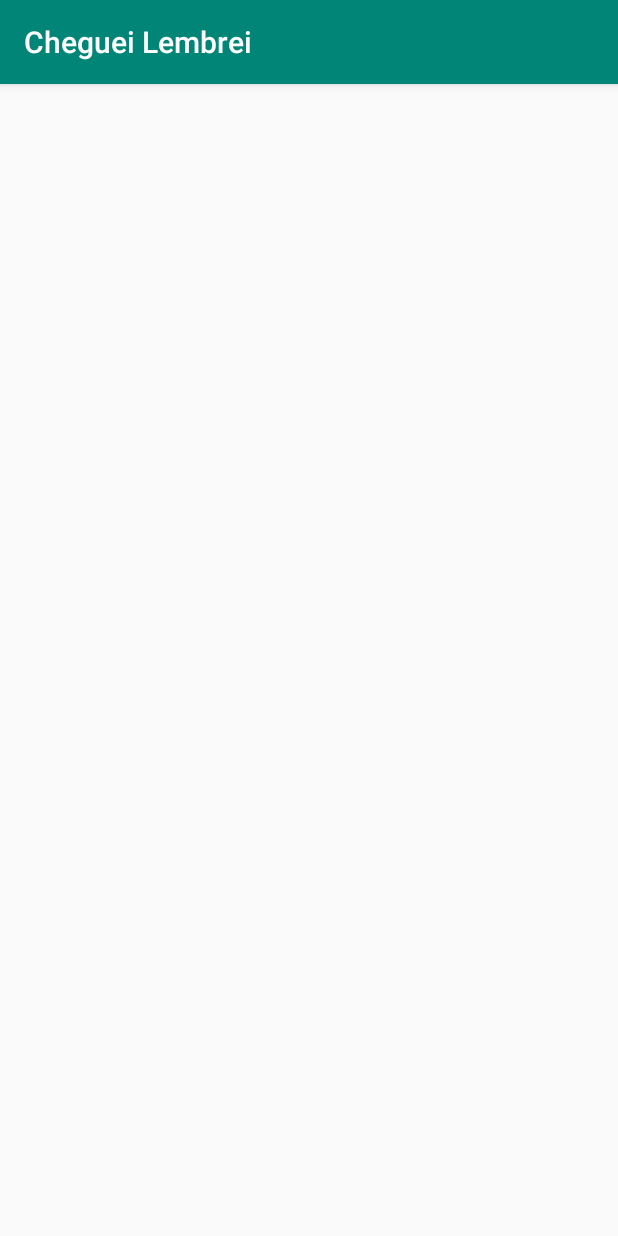
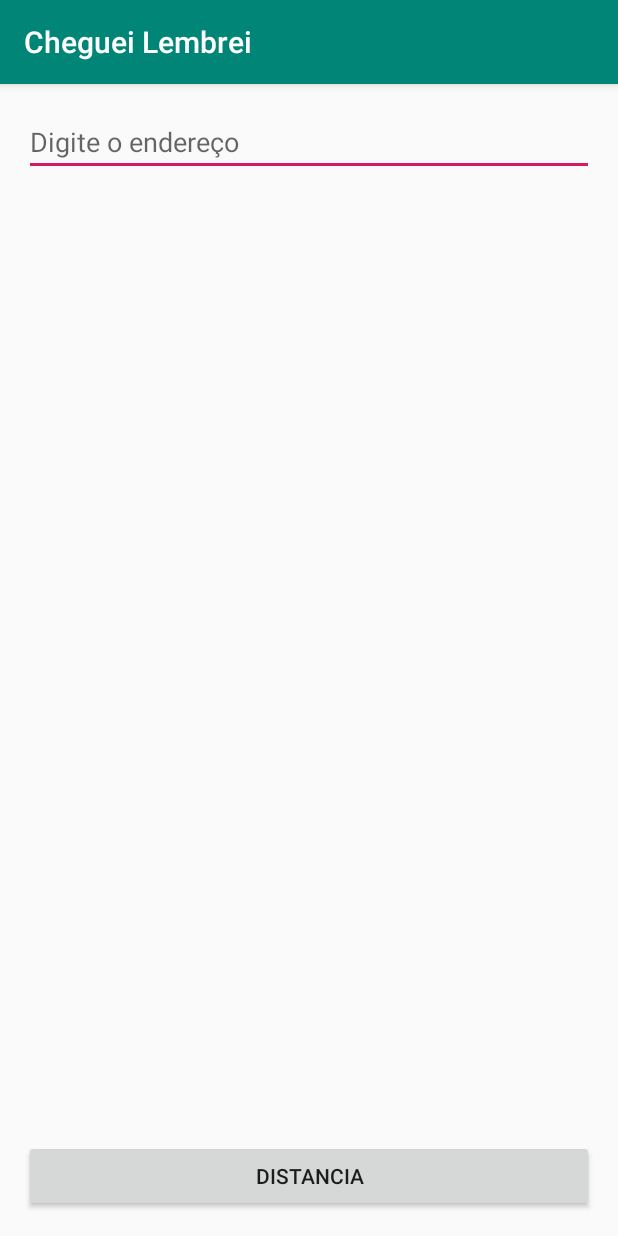
Before and after one commit to rodriguesv2/arrived-remembered, an Android app: the screen it shows after launch (TesteActivity), on a phone screen of 412 x 824 dp. Run offline under Robolectric (Android 15) with nearby library versions, the phone set to English and light mode, and no system bars; libraries missing offline, so code that uses them is left out: com.google.android.libraries.

```diff
--- a/app/src/main/res/layout/activity_teste.xml
+++ b/app/src/main/res/layout/activity_teste.xml
@@ -6,6 +6,17 @@
     android:layout_width="match_parent"
     android:layout_height="match_parent"
     tools:context=".ui.TesteActivity">
+
+    <EditText
+        android:id="@+id/edittext"
+        android:layout_width="match_parent"
+        android:layout_height="wrap_content"
+        android:layout_margin="16dp"
+        android:hint="Digite o endereço"
+        android:editable="false"
+        app:layout_constraintTop_toTopOf="parent"
+        app:layout_constraintStart_toStartOf="parent"
+        app:layout_constraintEnd_toEndOf="parent"/>
 
     <TextView
         android:id="@+id/textview"
@@ -19,4 +30,15 @@
         app:layout_constraintBottom_toBottomOf="parent"
         tools:text="Teste teste teste\nteste teste teste\nteste teste teste"/>
 
+    <Button
+        android:id="@+id/button"
+        android:layout_width="match_parent"
+        android:layout_height="wrap_content"
+        android:layout_margin="16dp"
+        android:text="Distancia"
+        app:layout_constraintBottom_toBottomOf="parent"
+        app:layout_constraintStart_toStartOf="parent"
+        app:layout_constraintEnd_toEndOf="parent"/>
+
+
 </androidx.constraintlayout.widget.ConstraintLayout>
```
Also changed, not shown: app/src/main/java/br/com/rubensrodrigues/arrived_remembered/ui/TesteActivity.kt (+62 -22 lines).
